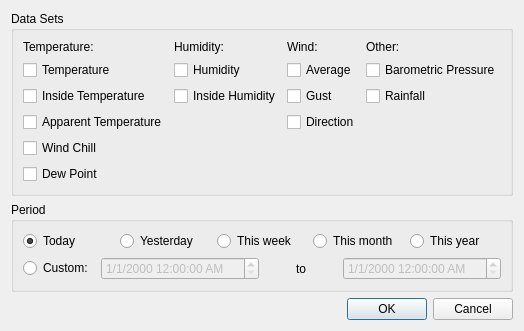
This is desktop/chartoptionsdialog.ui in davidrg/zxweather as Qt 5 draws it before an edit. The edited form follows.
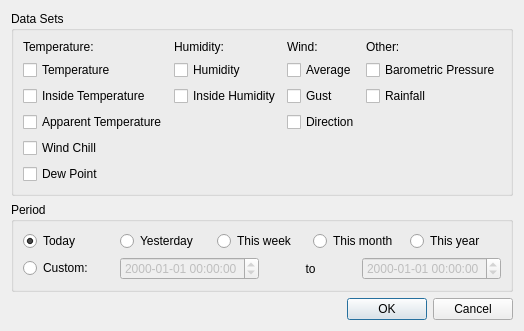
This is the edited form. Icons and pictures are not drawn.

Commit message:
Changed the format string on all QDateTimeEdits. The default format string was making the widgets completely unsuable from the keyboard (I can only assume this is a Qt bug). The format string from the Qt demo application seems to work fine though.
The custom options on the export dialog and chart options dialog are now
defaulted to the last 24 hours rather than 1/01/2000 00:00:00.

Diff of the .ui file:
```diff
--- a/desktop/chartoptionsdialog.ui
+++ b/desktop/chartoptionsdialog.ui
@@ -232,7 +232,7 @@
            <bool>false</bool>
           </property>
           <property name="displayFormat">
-           <string>d/M/yyyy h:mm:ss AP</string>
+           <string>yyyy-MM-dd hh:mm:ss</string>
           </property>
          </widget>
         </item>
@@ -258,7 +258,10 @@
            <bool>false</bool>
           </property>
           <property name="displayFormat">
-           <string>d/M/yyyy h:mm:ss AP</string>
+           <string>yyyy-MM-dd hh:mm:ss</string>
+          </property>
+          <property name="calendarPopup">
+           <bool>false</bool>
           </property>
          </widget>
         </item>
```
Left out of the diff: 3 changed lines with no effect on the pictures. The commit also changes 3 other files.
